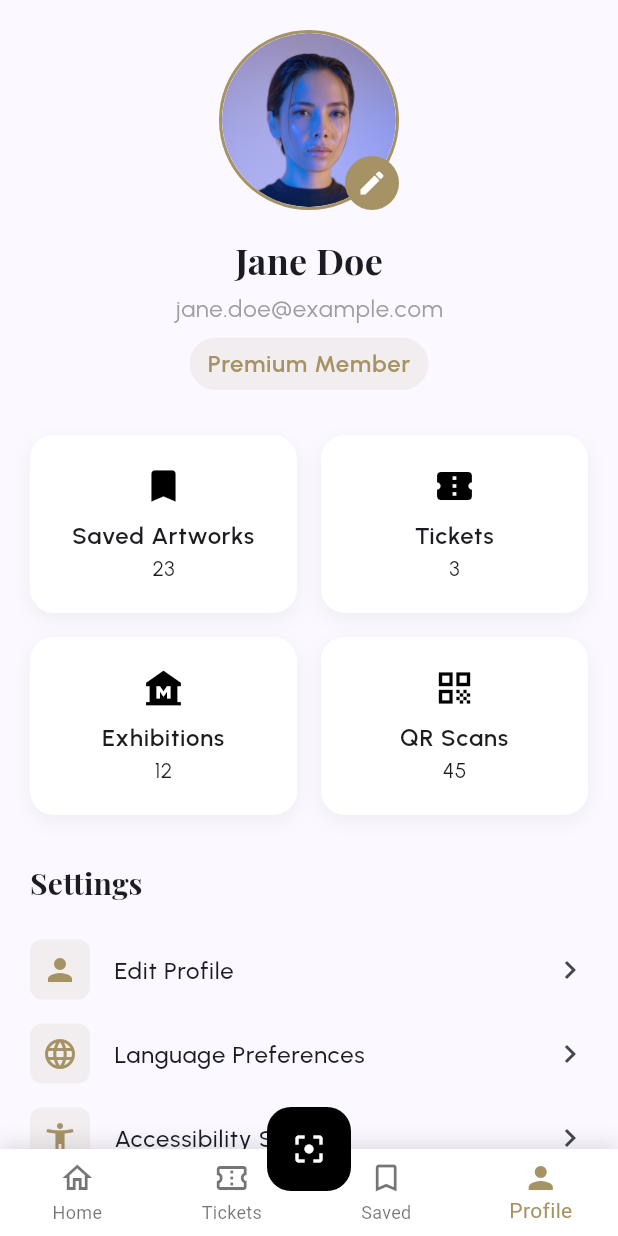
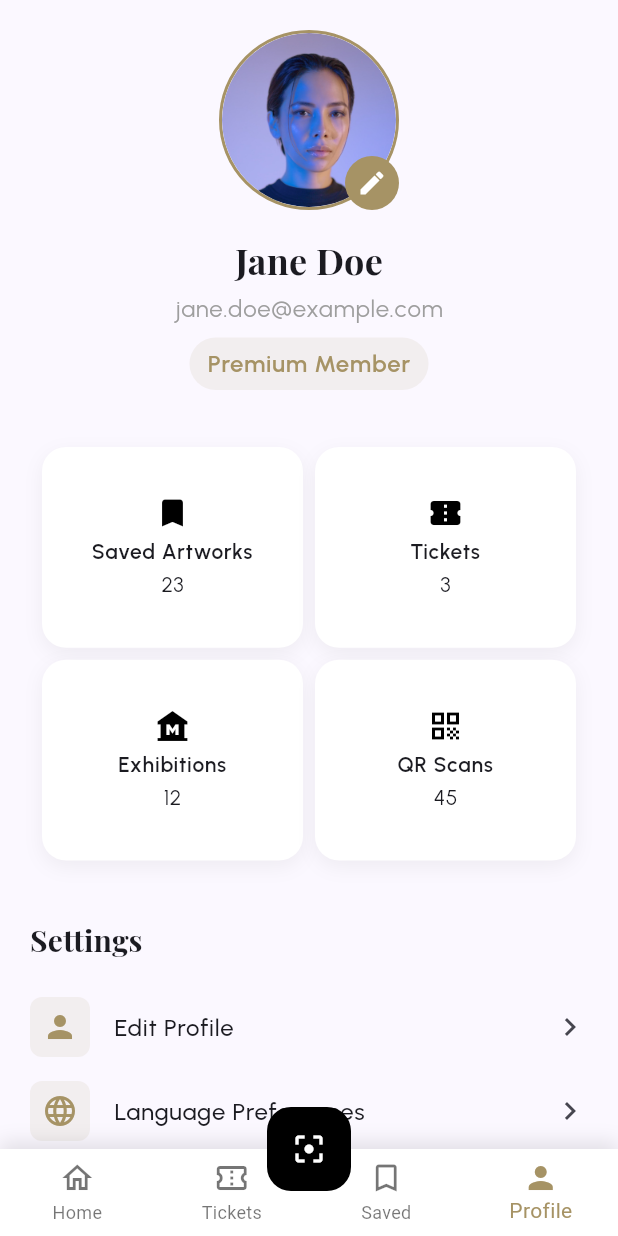
Before and after one commit to upcgithub/museum_app, a Flutter app: the screen it shows after launch, item 4 of the bottom bar chosen, on a phone screen of 412 x 824 dp. Run offline on Flutter 3.47's test engine with Material 3 defaults, Android fonts, the phone set to English and light mode, and no system bars; our stand-ins replace cached_network_image, get_it, sqflite; missing offline and left inert: flutter_barcode_scanner; accounts and stored records are empty; generated files the repository leaves out were written again; network calls fail.

Commit message:
add page size fixed

```diff
--- a/lib/presentation/screens/profile/profile_screen.dart
+++ b/lib/presentation/screens/profile/profile_screen.dart
@@ -121,13 +121,19 @@ class QuickLinks extends StatelessWidget {
   @override
   Widget build(BuildContext context) {
     final l10n = AppLocalizations.of(context)!;
+    final screenWidth = MediaQuery.of(context).size.width;
+    final aspectRatio = screenWidth > 600 ? 1.5 : 1.3;
+
+    return LayoutBuilder(
+      builder: (context, constraints) {
         return GridView.count(
           shrinkWrap: true,
           physics: const NeverScrollableScrollPhysics(),
           crossAxisCount: 2,
-      mainAxisSpacing: 16,
-      crossAxisSpacing: 16,
-      childAspectRatio: 1.5,
+          mainAxisSpacing: 8,
+          crossAxisSpacing: 8,
+          childAspectRatio: aspectRatio,
+          padding: const EdgeInsets.all(8),
           children: [
             QuickLinkCard(
               icon: Icons.bookmark,
@@ -150,6 +156,8 @@ class QuickLinks extends StatelessWidget {
               count: '45',
             ),
           ],
+        );
+      },
     );
   }
 }
@@ -186,22 +194,31 @@ class QuickLinkCard extends StatelessWidget {
           borderRadius: BorderRadius.circular(16),
           onTap: () {},
           child: Padding(
-            padding: const EdgeInsets.all(16),
+            padding: const EdgeInsets.all(12),
             child: Column(
+              mainAxisSize: MainAxisSize.min,
               mainAxisAlignment: MainAxisAlignment.center,
               children: [
-                Icon(icon, color: Colors.black, size: 28),
-                const SizedBox(height: 8),
-                Text(
+                Icon(icon, color: Colors.black, size: 24),
+                const SizedBox(height: 4),
+                Flexible(
+                  child: Text(
                     title,
                     style: AppTextStyles.body.copyWith(
                       fontWeight: FontWeight.w600,
+                      fontSize: 14,
                     ),
                     textAlign: TextAlign.center,
+                    maxLines: 2,
+                    overflow: TextOverflow.ellipsis,
                   ),
+                ),
+                const SizedBox(height: 2),
                 Text(
                   count,
-                  style: AppTextStyles.counter,
+                  style: AppTextStyles.counter.copyWith(
+                    fontSize: 14,
+                  ),
                 ),
               ],
             ),
```
Lines whose indentation alone changed are shown as unchanged.
